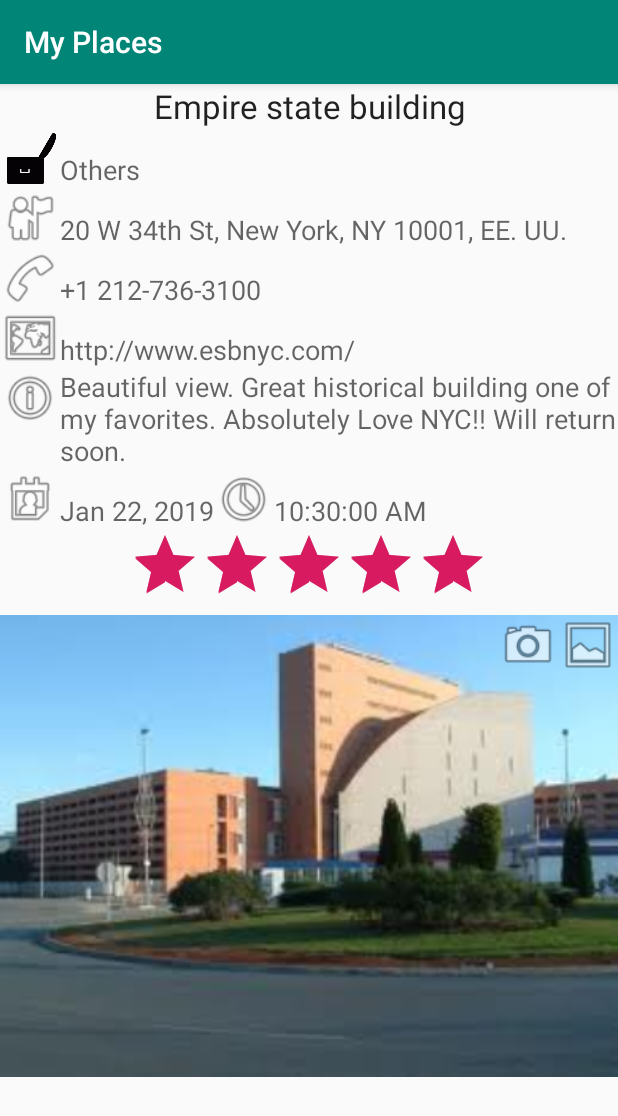
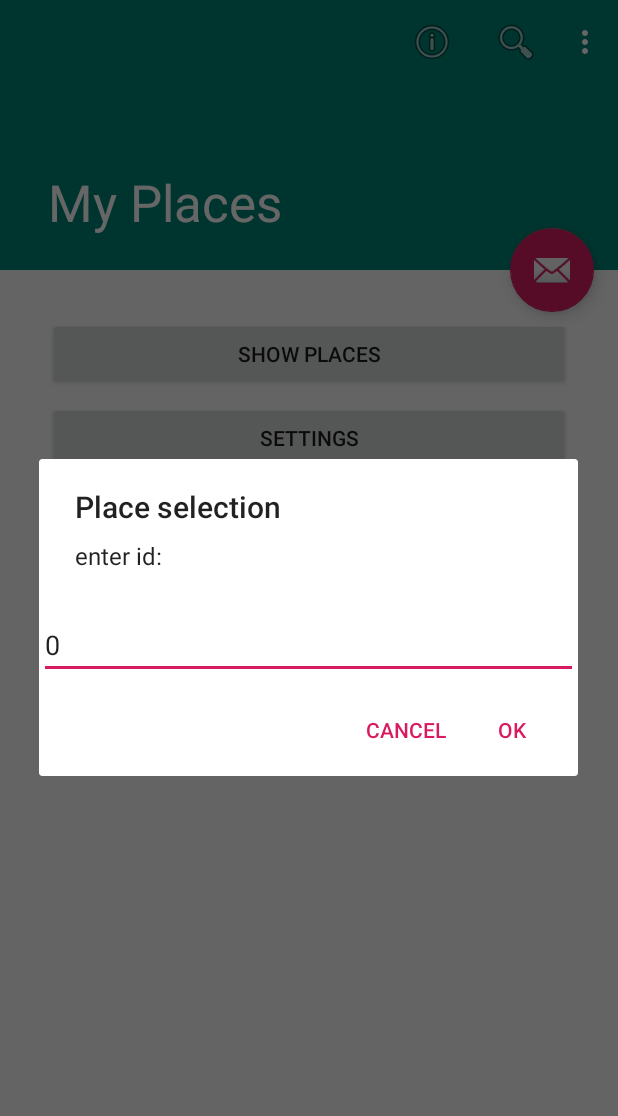
Before and after one commit to azarrias/my-places, an Android app: the screen it shows after launch (ViewPlaceActivity before the commit, MainActivity after it), after a tap on "Search", on a phone screen of 412 x 824 dp. Shown: the top 1116 px of the screen. Run offline under Robolectric (Android 15) with nearby library versions, the phone set to English and light mode, and no system bars.

Commit message:
Create dialog to select the place to be displayed

```diff
--- a/app/src/main/java/com/waxtadpolegames/android/myplaces/MainActivity.java
+++ b/app/src/main/java/com/waxtadpolegames/android/myplaces/MainActivity.java
@@ -1,15 +1,18 @@
 package com.waxtadpolegames.android.myplaces;
 
+import android.content.DialogInterface;
 import android.content.Intent;
 import android.os.Bundle;
 import android.support.design.widget.FloatingActionButton;
 import android.support.design.widget.Snackbar;
+import android.support.v7.app.AlertDialog;
 import android.support.v7.app.AppCompatActivity;
 import android.support.v7.widget.Toolbar;
 import android.view.View;
 import android.view.Menu;
 import android.view.MenuItem;
 import android.widget.Button;
+import android.widget.EditText;
 
 public class MainActivity extends AppCompatActivity {
 
@@ -87,8 +90,21 @@ public class MainActivity extends AppCompatActivity {
     }
 
     public void launchViewPlace(View view) {
-        Intent i = new Intent(this, ViewPlaceActivity.class);
-        i.putExtra("data_id", (long)0);
-        startActivity(i);
+        final EditText input = new EditText(this);
+        input.setText("0");
+        new AlertDialog.Builder(this)
+                .setTitle(R.string.selection_place_title)
+                .setMessage(R.string.selection_place_message)
+                .setView(input)
+                .setPositiveButton(R.string.dialog_positive_text, new DialogInterface.OnClickListener() {
+                    public void onClick(DialogInterface dialog, int whichButton) {
+                        long id = Long.parseLong(input.getText().toString());
+                        Intent i = new Intent(MainActivity.this, ViewPlaceActivity.class);
+                        i.putExtra("data_id", id);
+                        startActivity(i);
+                    }
+                })
+                .setNegativeButton(R.string.dialog_negative_text, null)
+                .show();
     }
 }
--- a/app/src/main/res/values/strings.xml
+++ b/app/src/main/res/values/strings.xml
@@ -107,4 +107,8 @@
     <string name="et_comment_txt">Add a comment</string>
     <string name="tv_about_str">MyPlaces helps you keep track of all the places that you have visited. Created by Adolfo Zarrias.</string>
     <string name="action_search">Search</string>
+    <string name="selection_place_title">Place selection</string>
+    <string name="selection_place_message">enter id:</string>
+    <string name="dialog_positive_text">Ok</string>
+    <string name="dialog_negative_text">Cancel</string>
 </resources>
```
Also changed, not shown: 1 other file.
